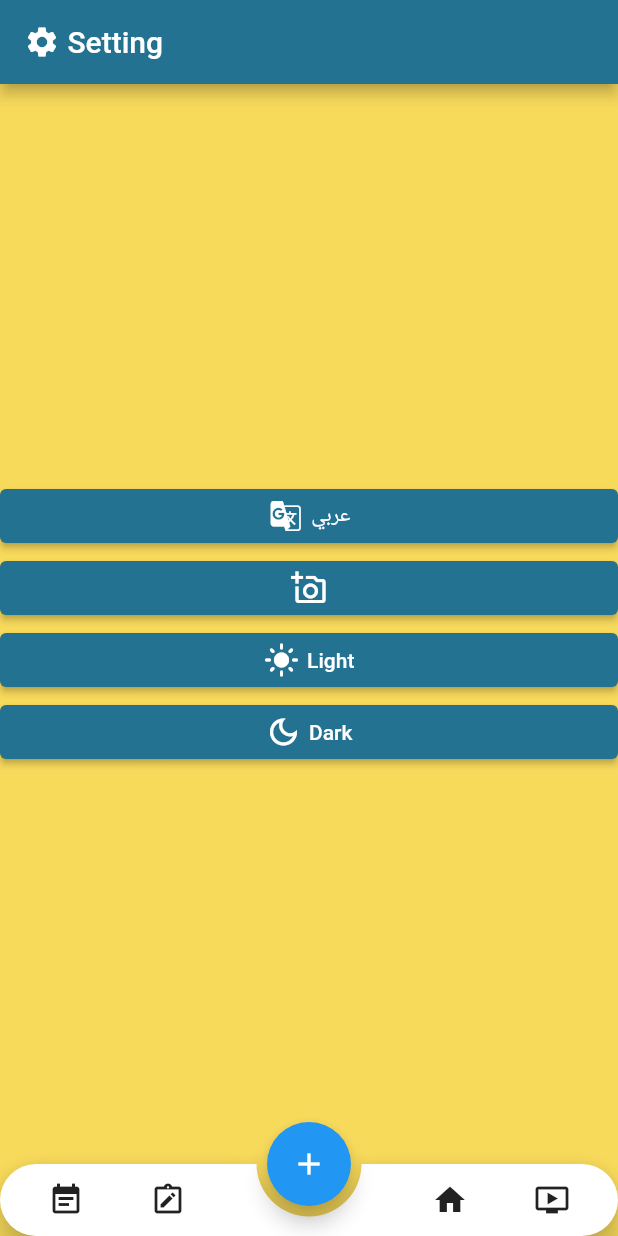
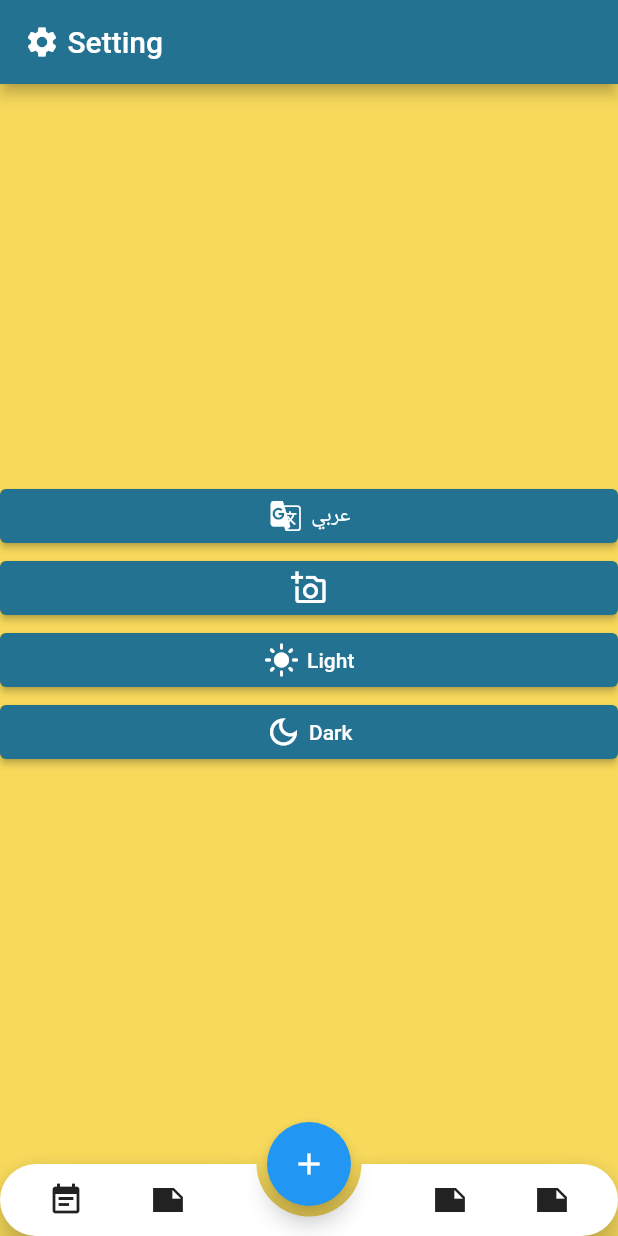
Before and after one commit to MernaGamall/dream_catcher_app, a Flutter app: the screen it shows after launch, on a phone screen of 412 x 824 dp. Run offline on Flutter 3.47's test engine with Material 2 defaults, Android fonts, the phone set to English and light mode, and no system bars; our stand-ins replace easy_localization, image_picker; missing offline and left inert: spincircle_bottom_bar.

Commit message:
first commit

```diff
--- a/lib/screen/try_desighn/home_page.dart
+++ b/lib/screen/try_desighn/home_page.dart
@@ -56,7 +56,10 @@ List Badges = [SettingScreen() , AboutPage() , RegisterScreen() , LoginScreen()]
             SizedBox(width: 20,),
             IconButton(
               tooltip: 'Favorite',
-              icon: const Icon(Icons.note_alt_outlined),
+              icon:   index == 1 ?
+              Icon(Icons.note_alt_outlined) :
+              Icon(Icons.note_sharp),
+
               onPressed: () {
                 setState(() {
                   index = 1;
@@ -66,7 +69,10 @@ List Badges = [SettingScreen() , AboutPage() , RegisterScreen() , LoginScreen()]
           Expanded(child: SizedBox()),
             IconButton(
               tooltip: 'Favorite',
-              icon: const Icon(Icons.home),
+              icon:   index == 2 ?
+              Icon(Icons.home) :
+              Icon(Icons.note_sharp),
+
               onPressed: () {
                 setState(() {
                   index = 2;
@@ -76,7 +82,9 @@ List Badges = [SettingScreen() , AboutPage() , RegisterScreen() , LoginScreen()]
             SizedBox(width: 20,),
             IconButton(
               tooltip: 'Favorite',
-              icon: const Icon(Icons.ondemand_video_outlined),
+              icon:   index == 3 ?
+              Icon(Icons.ondemand_video_outlined) :
+              Icon(Icons.note_sharp),
               onPressed: () {
                 setState(() {
                   index = 3;
```
